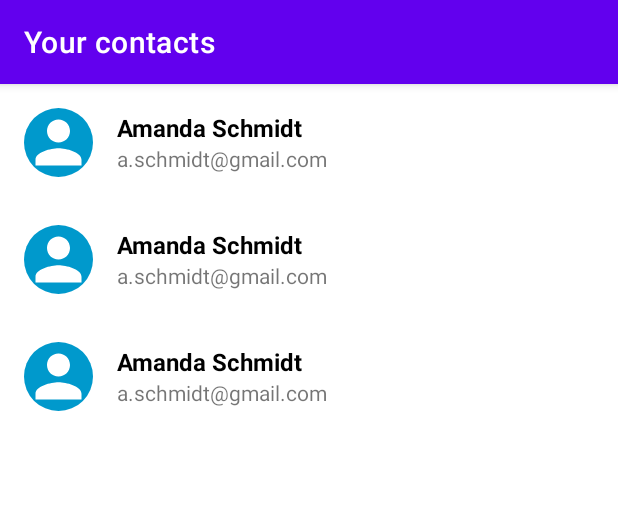
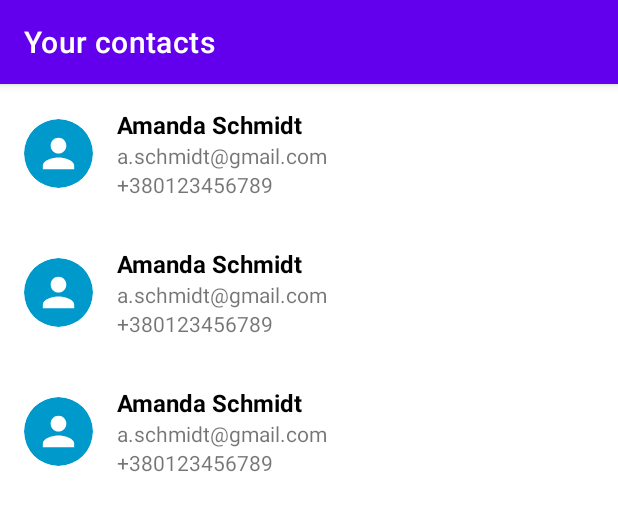
Before and after one commit to mobi94/ButtonToAction, an Android app: the layout fragment_contacts.xml on its own in the app's theme, with its tools: preview values and no code run, on a phone screen of 412 x 824 dp. Shown: the top 511 px of the screen. Run offline under Robolectric (Android 15) with nearby library versions, the phone set to English and light mode, and no system bars.

Commit message:
Extend contact entity with phone numaber and photo

```diff
--- a/app/src/main/java/com/serhii/stasiuk/buttontoaction/presentation/model/ContactAdapterItem.kt
+++ b/app/src/main/java/com/serhii/stasiuk/buttontoaction/presentation/model/ContactAdapterItem.kt
@@ -1,7 +1,11 @@
 package com.serhii.stasiuk.buttontoaction.presentation.model
+
+import android.net.Uri
 
 data class ContactAdapterItem(
     var id: String,
     val fullName: String,
-    val email: String
+    val phoneNumber: String,
+    val email: String,
+    val photoUri: Uri?
 )
--- a/app/src/main/res/layout/item_contact.xml
+++ b/app/src/main/res/layout/item_contact.xml
@@ -1,5 +1,6 @@
 <?xml version="1.0" encoding="utf-8"?>
 <layout xmlns:android="http://schemas.android.com/apk/res/android"
+    xmlns:app="http://schemas.android.com/apk/res-auto"
     xmlns:tools="http://schemas.android.com/tools"
     android:id="@+id/guest_root_layout">
 
@@ -7,23 +8,24 @@
         android:layout_width="match_parent"
         android:layout_height="wrap_content"
         android:background="?selectableItemBackground"
+        android:gravity="center"
         android:orientation="horizontal"
         android:padding="16dp">
 
-        <androidx.appcompat.widget.AppCompatImageView
+        <com.google.android.material.imageview.ShapeableImageView
             android:id="@+id/avatar_image_view"
             android:layout_width="46dp"
             android:layout_height="46dp"
-            android:layout_gravity="top"
             android:layout_marginEnd="16dp"
+            android:scaleType="centerCrop"
+            app:contentPadding="7dp"
+            app:shapeAppearanceOverlay="@style/CircleShape"
             tools:background="@drawable/oval_blue"
-            tools:padding="7dp"
             tools:src="@drawable/ic_person_white" />
 
         <LinearLayout
-            android:layout_width="0dp"
-            android:layout_height="match_parent"
-            android:layout_weight="1"
+            android:layout_width="match_parent"
+            android:layout_height="wrap_content"
             android:gravity="center"
             android:orientation="vertical">
 
@@ -47,6 +49,15 @@
                 android:textSize="14sp"
                 tools:text="a.schmidt@gmail.com" />
 
+            <TextView
+                android:id="@+id/phone_text_view"
+                android:layout_width="match_parent"
+                android:layout_height="wrap_content"
+                android:ellipsize="end"
+                android:maxLines="1"
+                android:textSize="14sp"
+                tools:text="+380123456789" />
+
         </LinearLayout>
 
     </LinearLayout>
--- a/app/src/main/res/values/themes.xml
+++ b/app/src/main/res/values/themes.xml
@@ -16,4 +16,9 @@
     <style name="ToolBarTheme" parent="ThemeOverlay.AppCompat.Dark.ActionBar">
 
     </style>
+
+    <style name="CircleShape">
+        <item name="cornerFamily">rounded</item>
+        <item name="cornerSize">50%</item>
+    </style>
 </resources>
```
Also changed, not shown: app/src/main/AndroidManifest.xml (+12 -0 lines), app/src/main/java/com/serhii/stasiuk/buttontoaction/domain/usecase/FetchUserContactsUseCase.kt (+43 -5 lines), app/src/main/java/com/serhii/stasiuk/buttontoaction/presentation/adapter/ContactsListAdapter.kt (+21 -10 lines), app/src/main/java/com/serhii/stasiuk/buttontoaction/presentation/fragment/contacts/ContactsFragment.kt (+6 -1 lines), app/src/main/java/com/serhii/stasiuk/buttontoaction/utils/extensions/ContextExtensions.kt (+38 -0 lines).
